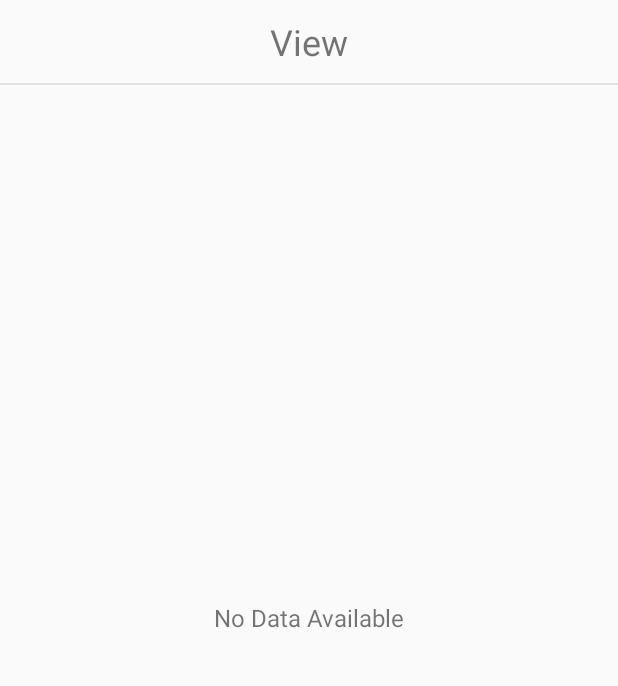
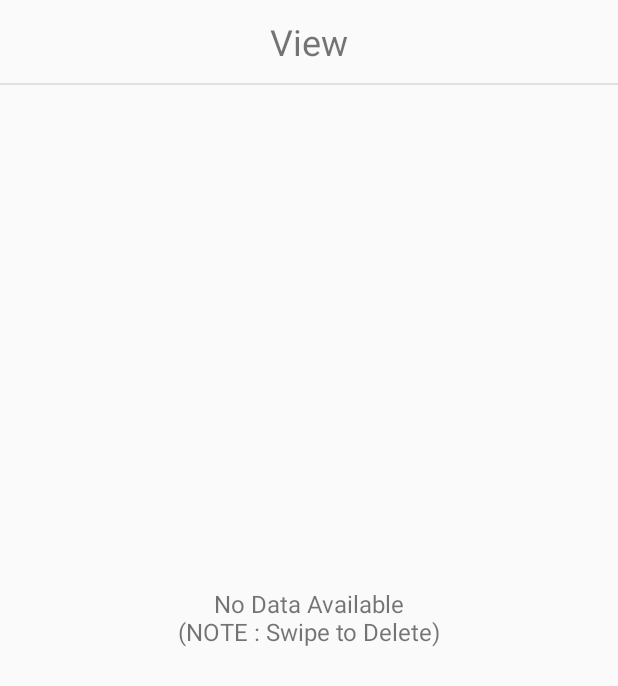
Before and after one commit to Sankha91/DaggerDemo, an Android app: the ViewActivity screen opened directly, with no data from a screen before it, on a phone screen of 412 x 824 dp. Shown: the top 686 px of the screen. Run offline under Robolectric (Android 15) with nearby library versions, the phone set to English and light mode, and no system bars; our stand-ins replace Dagger/Hilt's generated code, Room's generated code; pictures from the network do not load.

Commit message:
Delete operation in RoomDb using Dagger2. Swipe to delete in recycler view.

```diff
--- a/daggerdemo2/src/main/AndroidManifest.xml
+++ b/daggerdemo2/src/main/AndroidManifest.xml
@@ -31,7 +31,9 @@
             android:screenOrientation="portrait" />
         <activity
             android:name=".dashboard.view.DashboardActivity"
-            android:screenOrientation="portrait" />
+            android:screenOrientation="portrait"
+            android:windowSoftInputMode="adjustResize|stateHidden"
+            />
     </application>
 
 </manifest>
--- a/daggerdemo2/src/main/java/com/sankha/daggerdemo2/ViewActivity.kt
+++ b/daggerdemo2/src/main/java/com/sankha/daggerdemo2/ViewActivity.kt
@@ -1,11 +1,17 @@
 package com.sankha.daggerdemo2
 
+import android.content.DialogInterface
 import android.os.Bundle
+import android.util.Log
 import android.view.View
+import android.widget.Toast
+import androidx.appcompat.app.AlertDialog
 import com.google.android.material.snackbar.Snackbar
 import androidx.appcompat.app.AppCompatActivity
 import androidx.lifecycle.Observer
 import androidx.lifecycle.ViewModelProviders
+import androidx.recyclerview.widget.ItemTouchHelper
+import androidx.recyclerview.widget.RecyclerView
 import com.sankha.daggerdemo2.dashboard.viewmodel.DashboardViewModel
 import com.sankha.daggerdemo2.dashboard.viewmodel.DashboardViewModelFactory
 import com.sankha.daggerdemo2.db.WordEntity
@@ -17,9 +23,13 @@ import javax.inject.Inject
 
 class ViewActivity : AppCompatActivity() {
 
+    lateinit var alertDialog: AlertDialog
+    @Inject
+    lateinit var builder : AlertDialog.Builder
     @Inject
     lateinit var dashboardViewModelFactory: DashboardViewModelFactory
 
+    lateinit var viewListAdapter: ViewListAdapter
     lateinit var dashboardViewModel: DashboardViewModel
     lateinit var appComponent: AppComponent
     lateinit var postLoginComponent: PostLoginComponent
@@ -36,22 +46,63 @@ class ViewActivity : AppCompatActivity() {
 
         dashboardViewModel = ViewModelProviders.of(this, dashboardViewModelFactory).get(DashboardViewModel::class.java)
 
+        builder.setTitle("Delete!").setMessage("Are you sure?").setCancelable(false)
+        builder.setPositiveButton("Yes", object : DialogInterface.OnClickListener{
+            override fun onClick(dialog: DialogInterface?, p1: Int) {
+                dashboardViewModel.deleteAll()
+                dialog?.cancel()
+            }
+
+        })
+        builder.setNegativeButton("No", object : DialogInterface.OnClickListener{
+            override fun onClick(dialog: DialogInterface?, p1: Int) {
+                dialog?.cancel()
+            }
+
+        })
+        alertDialog = builder.create()
         dashboardViewModel.fetchAll()
 
         dashboardViewModel.fetchLiveData().observe(this, Observer {
             if (it.isNotEmpty()){
                 tvNodata.visibility = View.GONE
                 recyclerVw.visibility = View.VISIBLE
+                tvDeleteAll.visibility = View.VISIBLE
                 with(recyclerVw){
-                    adapter = ViewListAdapter(it as ArrayList<WordEntity>, this@ViewActivity)
+                    viewListAdapter = ViewListAdapter(it as ArrayList<WordEntity>, this@ViewActivity)
+                    adapter = viewListAdapter
                 }
             }
             else{
                 tvNodata.visibility = View.VISIBLE
                 recyclerVw.visibility = View.GONE
+                tvDeleteAll.visibility = View.GONE
             }
         })
 
+        tvDeleteAll.setOnClickListener {
+            alertDialog.show()
+        }
+
+        dashboardViewModel.getDeleteLiveData().observe(this, Observer {
+            if (it) Toast.makeText(this@ViewActivity, "Deleted Successfully !!", Toast.LENGTH_LONG).show()
+            dashboardViewModel.fetchAll()
+        })
+
+        // For Swiping of Recyclerview Items
+        ItemTouchHelper(object : ItemTouchHelper.SimpleCallback(0, ItemTouchHelper.LEFT){
+            override fun onMove(
+                recyclerView: RecyclerView,
+                viewHolder: RecyclerView.ViewHolder,
+                target: RecyclerView.ViewHolder
+            ): Boolean {
+                return false
+            }
+
+            override fun onSwiped(viewHolder: RecyclerView.ViewHolder, direction: Int) {
+                Log.e(MyApplication.TAG, "onSwiped..."+viewHolder.adapterPosition)
+                dashboardViewModel.delete(viewListAdapter.getItemAtPosition(viewHolder.adapterPosition))
+            }
+        }).attachToRecyclerView(recyclerVw)
     }
-
 }
--- a/daggerdemo2/src/main/java/com/sankha/daggerdemo2/dashboard/viewmodel/DashboardViewModel.kt
+++ b/daggerdemo2/src/main/java/com/sankha/daggerdemo2/dashboard/viewmodel/DashboardViewModel.kt
@@ -1,15 +1,12 @@
 package com.sankha.daggerdemo2.dashboard.viewmodel
 
-import android.util.Log
 import androidx.lifecycle.MutableLiveData
 import androidx.lifecycle.ViewModel
 import com.sankha.daggerdemo2.db.WordEntity
 import kotlinx.coroutines.*
 import java.text.SimpleDateFormat
 import java.util.*
-import java.util.logging.SimpleFormatter
 import javax.inject.Inject
-import kotlin.collections.ArrayList
 import kotlin.coroutines.CoroutineContext
 
 class DashboardViewModel @Inject constructor(private val dashboardRepository: DashboardRepository) : ViewModel(),
@@ -37,8 +34,24 @@ class DashboardViewModel @Inject constructor(private val dashboardRepository: Da
         }
     }
 
+    fun deleteAll() {
+        launch {
+            dashboardRepository.deleteAll()
+        }
+    }
+
+    fun delete(wordEntity: WordEntity){
+        launch {
+            dashboardRepository.deleteSingleItem(wordEntity)
+        }
+    }
+
     fun getInsertLiveData() : MutableLiveData<Boolean>{
         return dashboardRepository.insertLiveData
+    }
+
+    fun getDeleteLiveData() : MutableLiveData<Boolean>{
+        return dashboardRepository.deleteLiveData
     }
 
     fun fetchLiveData() : MutableLiveData<List<WordEntity>>{
--- a/daggerdemo2/src/main/java/com/sankha/daggerdemo2/db/WordDao.kt
+++ b/daggerdemo2/src/main/java/com/sankha/daggerdemo2/db/WordDao.kt
@@ -17,4 +17,7 @@ interface WordDao {
 
     @Delete
     fun deleteWord(wordEntity: WordEntity)
+
+    @Query("DELETE FROM WordTable")
+    fun deleteAll()
 }
--- a/daggerdemo2/src/main/java/com/sankha/daggerdemo2/di/AppModule.kt
+++ b/daggerdemo2/src/main/java/com/sankha/daggerdemo2/di/AppModule.kt
@@ -5,10 +5,12 @@ import android.content.Context
 import android.content.Context.MODE_PRIVATE
 import android.content.SharedPreferences
 import android.graphics.drawable.Drawable
+import androidx.appcompat.app.AlertDialog
 import androidx.core.content.ContextCompat
 import androidx.room.Room
 import com.bumptech.glide.Glide
 import com.bumptech.glide.RequestManager
+import com.sankha.daggerdemo2.MyApplication
 import com.sankha.daggerdemo2.R
 import com.sankha.daggerdemo2.db.WordDao
 import com.sankha.daggerdemo2.db.WordRoomDatabase
@@ -75,4 +77,5 @@ class AppModule {
     fun provideDao(wordRoomDatabase: WordRoomDatabase): WordDao{
         return wordRoomDatabase.wordDao()
     }
+
 }
--- a/daggerdemo2/src/main/java/com/sankha/daggerdemo2/di/PostLoginModule.kt
+++ b/daggerdemo2/src/main/java/com/sankha/daggerdemo2/di/PostLoginModule.kt
@@ -1,8 +1,10 @@
 package com.sankha.daggerdemo2.di
 
 import android.content.Intent
+import androidx.appcompat.app.AlertDialog
 import androidx.appcompat.app.AppCompatActivity
 import androidx.lifecycle.MutableLiveData
+import com.sankha.daggerdemo2.MyApplication
 import com.sankha.daggerdemo2.ViewActivity
 import com.sankha.daggerdemo2.db.WordEntity
 import com.sankha.daggerdemo2.login.view.LoginActivity
@@ -11,6 +13,7 @@ import dagger.Provides
 import kotlinx.coroutines.Job
 import java.text.SimpleDateFormat
 import javax.inject.Named
+import javax.inject.Singleton
 
 
 @Module
@@ -34,8 +37,15 @@ class PostLoginModule {
         return SimpleDateFormat("dd MMM yyyy HH:mm:ss z")
     }
 
+    @Named("insert")
     @Provides
     fun provideInsertLiveData(): MutableLiveData<Boolean> {
+        return MutableLiveData()
+    }
+
+    @Named("deleteAll")
+    @Provides
+    fun provideDeleteAllLiveData(): MutableLiveData<Boolean> {
         return MutableLiveData()
     }
 
@@ -44,4 +54,8 @@ class PostLoginModule {
         return MutableLiveData()
     }
 
+    @Provides
+    fun provideAlertDialogBuilder(appCompatActivity: AppCompatActivity) : AlertDialog.Builder{
+        return AlertDialog.Builder(appCompatActivity)
+    }
 }
--- a/daggerdemo2/src/main/res/layout/activity_view.xml
+++ b/daggerdemo2/src/main/res/layout/activity_view.xml
@@ -16,6 +16,17 @@
         android:id="@+id/tvTitle"
         />
 
+    <androidx.appcompat.widget.AppCompatTextView
+        android:layout_width="match_parent"
+        android:layout_height="55dp"
+        android:text="Delete All"
+        app:layout_constraintTop_toTopOf="parent"
+        android:gravity="right|center_vertical"
+        android:textSize="12dp"
+        android:layout_marginEnd="8dp"
+        android:id="@+id/tvDeleteAll"
+        />
+
     <View
         android:layout_width="match_parent"
         android:layout_height="1dp"
@@ -31,6 +42,7 @@
         android:layout_marginTop="12dp"
         android:layout_marginBottom="12dp"
         android:id="@+id/recyclerVw"
+        android:overScrollMode="never"
         app:layoutManager="androidx.recyclerview.widget.LinearLayoutManager"
         app:layout_constraintTop_toBottomOf="@+id/vwLine" />
 
@@ -38,7 +50,7 @@
     <androidx.appcompat.widget.AppCompatTextView
         android:layout_width="match_parent"
         android:layout_height="match_parent"
-        android:text="No Data Available"
+        android:text="No Data Available\n(NOTE : Swipe to Delete)"
         app:layout_constraintTop_toBottomOf="@+id/vwLine"
         android:gravity="center"
         android:textSize="16dp"
```
Also changed, not shown: daggerdemo2/src/main/java/com/sankha/daggerdemo2/ViewListAdapter.kt (+5 -5 lines), daggerdemo2/src/main/java/com/sankha/daggerdemo2/dashboard/viewmodel/DashboardRepository.kt (+24 -2 lines), daggerdemo2/src/main/res/layout/view_row_item.xml (+3 -11 lines).
